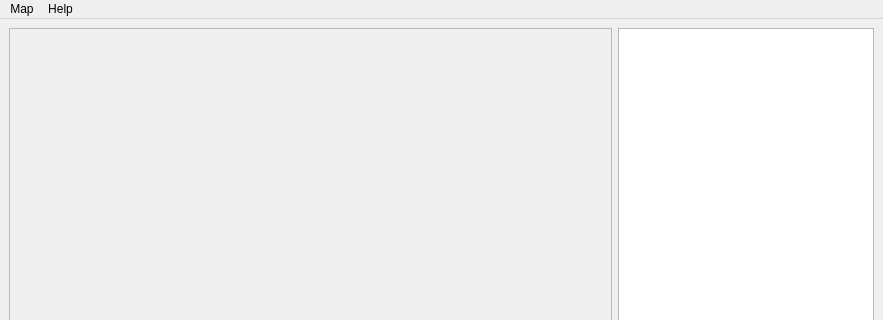
Old version of the form maze/static/ui/mainwindow.ui in the repository MarekSuchanek/maze; both pictures show x 0 to 883 and y 0 to 320 of the 883 by 565 pixel window.
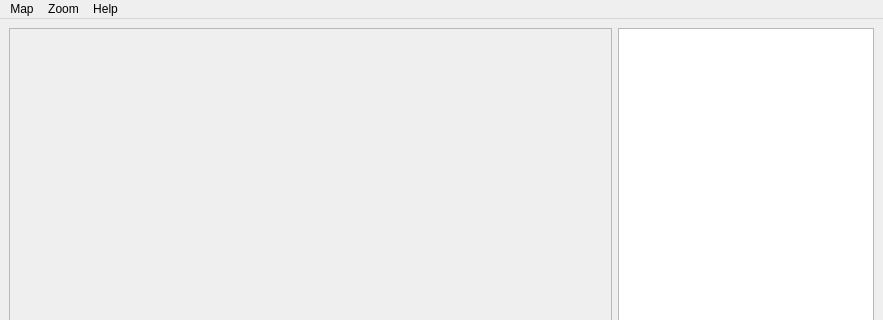
New version of the form.

Commit message: Zooming in/out the grid

Patch:
```diff
--- a/maze/static/ui/mainwindow.ui
+++ b/maze/static/ui/mainwindow.ui
@@ -71,7 +71,17 @@
     </property>
     <addaction name="actionAbout"/>
    </widget>
+   <widget class="QMenu" name="menuZoom">
+    <property name="title">
+     <string>Zoom</string>
+    </property>
+    <addaction name="actionZoomIn"/>
+    <addaction name="actionZoomOut"/>
+    <addaction name="separator"/>
+    <addaction name="actionZoomReset"/>
+   </widget>
    <addaction name="menuMap"/>
+   <addaction name="menuZoom"/>
    <addaction name="menuHelp"/>
   </widget>
   <widget class="QStatusBar" name="statusbar">
```
Left out of the diff: 24 changed lines with no effect on the pictures. The commit also changes 1 other file.
